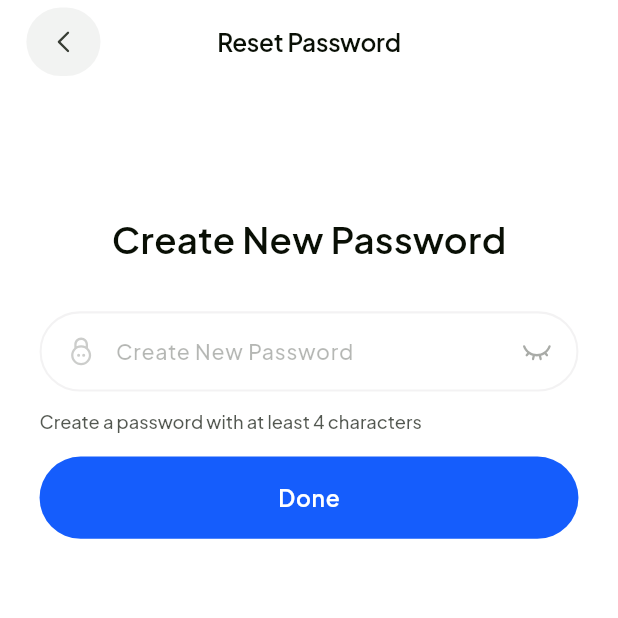
After one commit to Iamsakeeb10/blue-leaf-guide, a Flutter app: the ResetPasswordScreen screen opened by its route, on a phone screen of 412 x 824 dp, the top half of it. The commit adds this screen. Run offline on Flutter 3.47's test engine with Material 3 defaults, Android fonts, the phone set to English and light mode, and no system bars; our stand-ins replace flutter_screenutil, flutter_svg, go_router, google_fonts, pinput.

Commit message:
finished auth ui

```diff
--- a/lib/app/navigation/app_router.dart
+++ b/lib/app/navigation/app_router.dart
@@ -3,6 +3,7 @@ import 'package:go_router/go_router.dart';
 
 import '../../features/auth/presentation/screens/forgot_password_screen.dart';
 import '../../features/auth/presentation/screens/otp_screen.dart';
+import '../../features/auth/presentation/screens/reset_password_screen.dart';
 import '../../features/auth/presentation/screens/setup_account_screen.dart';
 import '../../features/auth/presentation/screens/sign_in_screen.dart';
 import '../../features/onboarding/presentation/screens/onboarding_screen.dart';
@@ -23,7 +24,15 @@ final GoRouter router = GoRouter(
       builder: (context, state) => const SignUpScreen(),
     ),
 
-    GoRoute(path: '/otp', builder: (context, state) => const OTPScreen()),
+    GoRoute(
+      path: '/otp',
+      builder: (context, state) {
+        final nextRoute =
+            (state.extra as Map<String, dynamic>?)?['nextRoute'] as String?;
+        return OTPScreen(nextRoute: nextRoute);
+      },
+    ),
+
     GoRoute(
       path: '/setup-account',
       builder: (context, state) => const SetupAccountScreen(),
@@ -33,5 +42,10 @@ final GoRouter router = GoRouter(
       path: '/forgot-password',
       builder: (context, state) => const ForgotPasswordScreen(),
     ),
+
+    GoRoute(
+      path: '/reset-password',
+      builder: (context, state) => const ResetPasswordScreen(),
+    ),
   ],
 );
--- a/lib/features/auth/presentation/screens/forgot_password_screen.dart
+++ b/lib/features/auth/presentation/screens/forgot_password_screen.dart
@@ -1,5 +1,6 @@
 import 'package:flutter/material.dart';
 import 'package:flutter_screenutil/flutter_screenutil.dart';
+import 'package:go_router/go_router.dart';
 
 import '../../../../app/theme/app_colors.dart';
 import '../../../../shared/widgets/button.dart';
@@ -62,6 +63,7 @@ class ForgotPasswordScreen extends StatelessWidget {
               Button(
                 onPressed: () {
                   // Reset password logic here
+                  context.push('/otp', extra: {'nextRoute': '/reset-password'});
                 },
                 text: 'Reset',
                 height: 54.h,
--- a/lib/features/auth/presentation/screens/otp_screen.dart
+++ b/lib/features/auth/presentation/screens/otp_screen.dart
@@ -9,7 +9,9 @@ import '../../../../shared/widgets/button.dart';
 import '../../../onboarding/presentation/widgets/onboarding_widgets.dart';
 
 class OTPScreen extends StatelessWidget {
-  const OTPScreen({super.key});
+  final String? nextRoute;
+
+  const OTPScreen({super.key, this.nextRoute});
 
   @override
   Widget build(BuildContext context) {
@@ -110,7 +112,7 @@ class OTPScreen extends StatelessWidget {
               Button(
                 onPressed: () {
                   // Add next navigation
-                  context.push('/setup-account');
+                  context.push(nextRoute ?? '/setup-account');
                 },
                 text: 'Continue',
                 height: 54.h,
--- /dev/null
+++ b/lib/features/auth/presentation/screens/reset_password_screen.dart
@@ -0,0 +1,85 @@
+import 'package:flutter/material.dart';
+import 'package:flutter_screenutil/flutter_screenutil.dart';
+
+import '../../../../app/theme/app_colors.dart';
+import '../../../../shared/widgets/button.dart';
+import '../../../../shared/widgets/custom_appbar.dart';
+import '../../../../shared/widgets/text_field.dart' as CustomTextField;
+
+class ResetPasswordScreen extends StatelessWidget {
+  const ResetPasswordScreen({super.key});
+
+  @override
+  Widget build(BuildContext context) {
+    final passwordController = TextEditingController();
+
+    return Scaffold(
+      backgroundColor: Colors.white,
+      appBar: const CustomAppBar(title: 'Reset Password'),
+      body: SafeArea(
+        child: Padding(
+          padding: EdgeInsets.symmetric(horizontal: 24.w),
+          child: Column(
+            crossAxisAlignment: CrossAxisAlignment.stretch,
+            children: [
+              SizedBox(height: 86.h), // spacing below AppBar
+              // Title
+              Center(
+                child: Text(
+                  'Create New Password',
+                  style: TextStyle(
+                    fontSize: 24.sp,
+                    fontWeight: FontWeight.w600,
+                    color: AppColors.textPrimary,
+                    height: 1.3,
+                  ),
+                ),
+              ),
+              SizedBox(height: 32.h),
+
+              CustomTextField.TextField(
+                controller: passwordController,
+                label: 'Create New Password',
+                hint: 'Create New Password',
+                obscureText: true,
+                textInputAction: TextInputAction.done,
+                suffixIconSvg: 'assets/icons/svg/eye-closed.svg',
+                prefixIconSvg: 'assets/icons/svg/lock.svg',
+              ),
+              SizedBox(height: 12.h),
+              // Instruction Text
+              Align(
+                alignment: Alignment.centerLeft,
+                child: Text(
+                  'Create a password with at least 4 characters',
+                  style: TextStyle(
+                    fontSize: 12.sp,
+                    fontWeight: FontWeight.w500,
+                    height: 1.4, // 140% line-height
+                    letterSpacing: 0, // 0%
+                    color: AppColors.textSecondary.withOpacity(0.7),
+                  ),
+                ),
+              ),
+              SizedBox(height: 14.h),
+
+              // Done Button
+              Button(
+                onPressed: () {
+                  // Navigate to next screen, e.g., dashboard
+                },
+                text: 'Done',
+                height: 54.h,
+                borderRadius: BorderRadius.circular(32.r),
+                fontSize: 15.sp,
+                fontWeight: FontWeight.w600,
+                textColor: Colors.white,
+                backgroundColor: AppColors.brand500,
+              ),
+            ],
+          ),
+        ),
+      ),
+    );
+  }
+}
```
